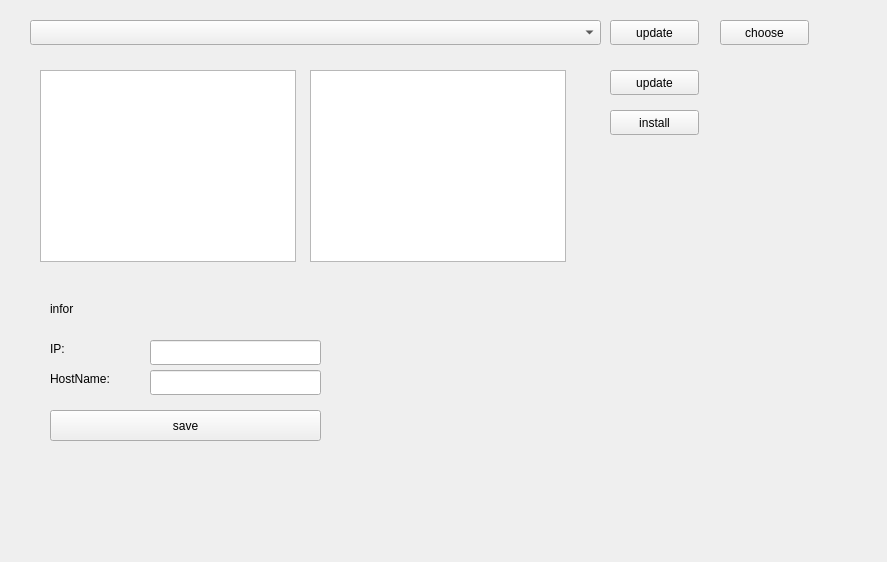
Old version of the form ws/src/ros_qt_sen/src/install_shell/install_shell.ui in the repository cocobird231/RV1-gui.
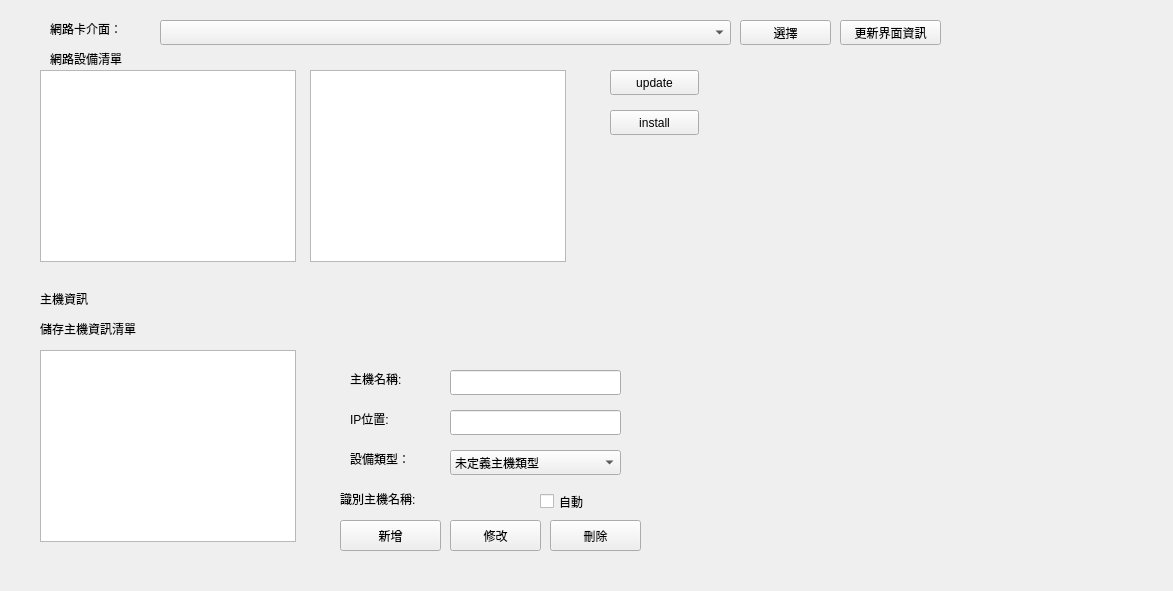
New version of the form.

Commit message: 增加主機編輯

```diff
--- a/ws/src/ros_qt_sen/src/install_shell/install_shell.ui
+++ b/ws/src/ros_qt_sen/src/install_shell/install_shell.ui
@@ -6,8 +6,8 @@
    <rect>
     <x>0</x>
     <y>0</y>
-    <width>887</width>
-    <height>562</height>
+    <width>1173</width>
+    <height>591</height>
    </rect>
   </property>
   <property name="windowTitle">
@@ -16,20 +16,20 @@
   <widget class="QPushButton" name="pushButton">
    <property name="geometry">
     <rect>
-     <x>610</x>
+     <x>840</x>
      <y>20</y>
-     <width>89</width>
+     <width>101</width>
      <height>25</height>
     </rect>
    </property>
    <property name="text">
-    <string>update</string>
+    <string>更新界面資訊</string>
    </property>
   </widget>
   <widget class="QComboBox" name="comboBox">
    <property name="geometry">
     <rect>
-     <x>30</x>
+     <x>160</x>
      <y>20</y>
      <width>571</width>
      <height>25</height>
@@ -39,14 +39,14 @@
   <widget class="QPushButton" name="pushButton_2">
    <property name="geometry">
     <rect>
-     <x>720</x>
+     <x>740</x>
      <y>20</y>
-     <width>89</width>
+     <width>91</width>
      <height>25</height>
     </rect>
    </property>
    <property name="text">
-    <string>choose</string>
+    <string>選擇</string>
    </property>
   </widget>
   <widget class="QPushButton" name="pushButton_3">
@@ -78,47 +78,47 @@
   <widget class="QLabel" name="label">
    <property name="geometry">
     <rect>
-     <x>50</x>
-     <y>300</y>
+     <x>40</x>
+     <y>290</y>
      <width>67</width>
      <height>17</height>
     </rect>
    </property>
    <property name="text">
-    <string>infor</string>
+    <string>主機資訊</string>
    </property>
   </widget>
   <widget class="QLabel" name="label_2">
    <property name="geometry">
     <rect>
-     <x>50</x>
-     <y>340</y>
+     <x>350</x>
+     <y>410</y>
      <width>67</width>
      <height>17</height>
     </rect>
    </property>
    <property name="text">
-    <string>IP:</string>
+    <string>IP位置:</string>
    </property>
   </widget>
   <widget class="QLabel" name="label_3">
    <property name="geometry">
     <rect>
-     <x>50</x>
+     <x>350</x>
      <y>370</y>
      <width>81</width>
      <height>17</height>
     </rect>
    </property>
    <property name="text">
-    <string>HostName:</string>
+    <string>主機名稱:</string>
    </property>
   </widget>
   <widget class="QLineEdit" name="lineEdit">
    <property name="geometry">
     <rect>
-     <x>150</x>
-     <y>340</y>
+     <x>450</x>
+     <y>410</y>
      <width>171</width>
      <height>25</height>
     </rect>
@@ -127,7 +127,7 @@
   <widget class="QLineEdit" name="lineEdit_2">
    <property name="geometry">
     <rect>
-     <x>150</x>
+     <x>450</x>
      <y>370</y>
      <width>171</width>
      <height>25</height>
@@ -137,14 +137,14 @@
   <widget class="QPushButton" name="pushButton_5">
    <property name="geometry">
     <rect>
-     <x>50</x>
-     <y>410</y>
-     <width>271</width>
+     <x>450</x>
+     <y>520</y>
+     <width>91</width>
      <height>31</height>
     </rect>
    </property>
    <property name="text">
-    <string>save</string>
+    <string>修改</string>
    </property>
   </widget>
   <widget class="QListWidget" name="listWidget">
@@ -167,6 +167,155 @@
     </rect>
    </property>
   </widget>
+  <widget class="QLabel" name="label_4">
+   <property name="geometry">
+    <rect>
+     <x>350</x>
+     <y>450</y>
+     <width>67</width>
+     <height>17</height>
+    </rect>
+   </property>
+   <property name="text">
+    <string>設備類型：</string>
+   </property>
+  </widget>
+  <widget class="QComboBox" name="comboBox_2">
+   <property name="geometry">
+    <rect>
+     <x>450</x>
+     <y>450</y>
+     <width>171</width>
+     <height>25</height>
+    </rect>
+   </property>
+   <item>
+    <property name="text">
+     <string>未定義主機類型</string>
+    </property>
+   </item>
+   <item>
+    <property name="text">
+     <string>raspberry pi</string>
+    </property>
+   </item>
+   <item>
+    <property name="text">
+     <string>jetson</string>
+    </property>
+   </item>
+   <item>
+    <property name="text">
+     <string>ADlink</string>
+    </property>
+   </item>
+   <item>
+    <property name="text">
+     <string>ubuntu</string>
+    </property>
+   </item>
+  </widget>
+  <widget class="QPushButton" name="pushButton_6">
+   <property name="geometry">
+    <rect>
+     <x>340</x>
+     <y>520</y>
+     <width>101</width>
+     <height>31</height>
+    </rect>
+   </property>
+   <property name="text">
+    <string>新增</string>
+   </property>
+  </widget>
+  <widget class="QPushButton" name="pushButton_7">
+   <property name="geometry">
+    <rect>
+     <x>550</x>
+     <y>520</y>
+     <width>91</width>
+     <height>31</height>
+    </rect>
+   </property>
+   <property name="text">
+    <string>刪除</string>
+   </property>
+  </widget>
+  <widget class="QLabel" name="label_6">
+   <property name="geometry">
+    <rect>
+     <x>50</x>
+     <y>20</y>
+     <width>91</width>
+     <height>17</height>
+    </rect>
+   </property>
+   <property name="text">
+    <string>網路卡介面：</string>
+   </property>
+  </widget>
+  <widget class="QListWidget" name="listWidget_3">
+   <property name="geometry">
+    <rect>
+     <x>40</x>
+     <y>350</y>
+     <width>256</width>
+     <height>192</height>
+    </rect>
+   </property>
+  </widget>
+  <widget class="QLabel" name="label_5">
+   <property name="geometry">
+    <rect>
+     <x>40</x>
+     <y>320</y>
+     <width>141</width>
+     <height>17</height>
+    </rect>
+   </property>
+   <property name="text">
+    <string>儲存主機資訊清單</string>
+   </property>
+  </widget>
+  <widget class="QLabel" name="label_7">
+   <property name="geometry">
+    <rect>
+     <x>50</x>
+     <y>50</y>
+     <width>101</width>
+     <height>17</height>
+    </rect>
+   </property>
+   <property name="text">
+    <string>網路設備清單</string>
+   </property>
+  </widget>
+  <widget class="QCheckBox" name="checkBox">
+   <property name="geometry">
+    <rect>
+     <x>540</x>
+     <y>490</y>
+     <width>71</width>
+     <height>23</height>
+    </rect>
+   </property>
+   <property name="text">
+    <string>自動</string>
+   </property>
+  </widget>
+  <widget class="QLabel" name="label_8">
+   <property name="geometry">
+    <rect>
+     <x>340</x>
+     <y>490</y>
+     <width>131</width>
+     <height>17</height>
+    </rect>
+   </property>
+   <property name="text">
+    <string>識別主機名稱:</string>
+   </property>
+  </widget>
  </widget>
  <resources/>
  <connections/>
```
The commit also changes 5 other files.
